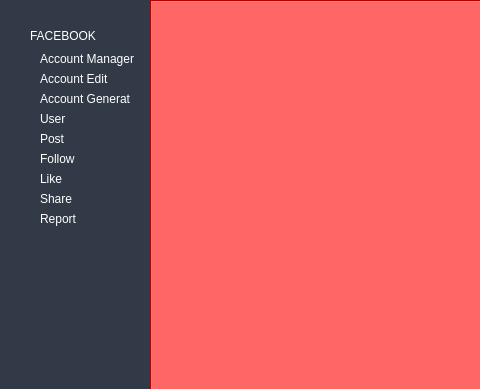
This is ui/main.ui in kreemkhaled112/GUI as Qt 5 draws it before an edit; both pictures show x 0 to 480 and y 0 to 389 of the 1237 by 619 pixel window. The edited form follows.
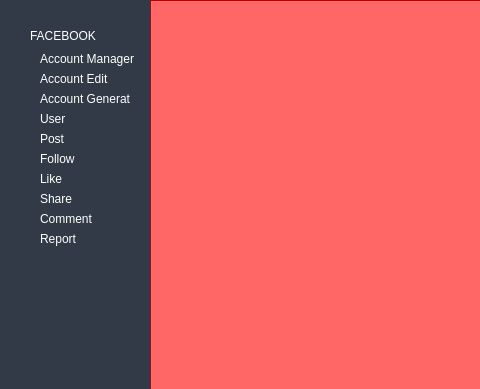
This is the edited form. Icons and pictures are not drawn.

Patch:
```diff
--- a/ui/main.ui
+++ b/ui/main.ui
@@ -402,6 +402,13 @@
                    </property>
                   </widget>
                  </item>
+                 <item>
+                  <widget class="QPushButton" name="Comment">
+                   <property name="text">
+                    <string>Comment</string>
+                   </property>
+                  </widget>
+                 </item>
                  <item>
                   <widget class="QPushButton" name="Report_face">
                    <property name="text">
```
